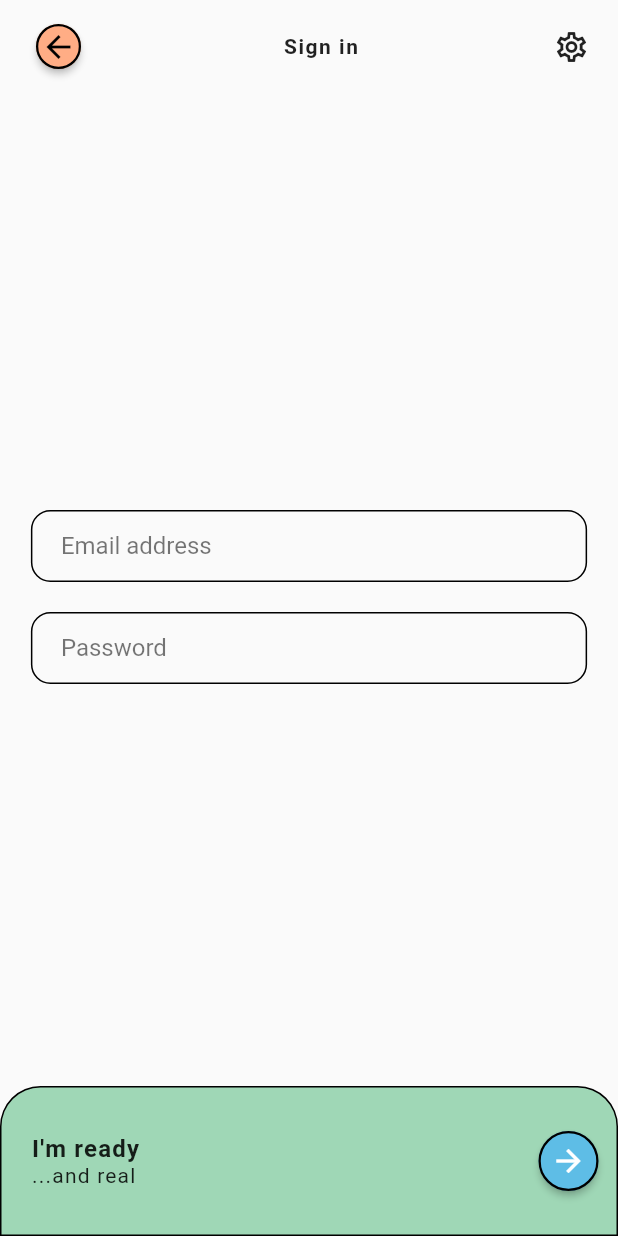
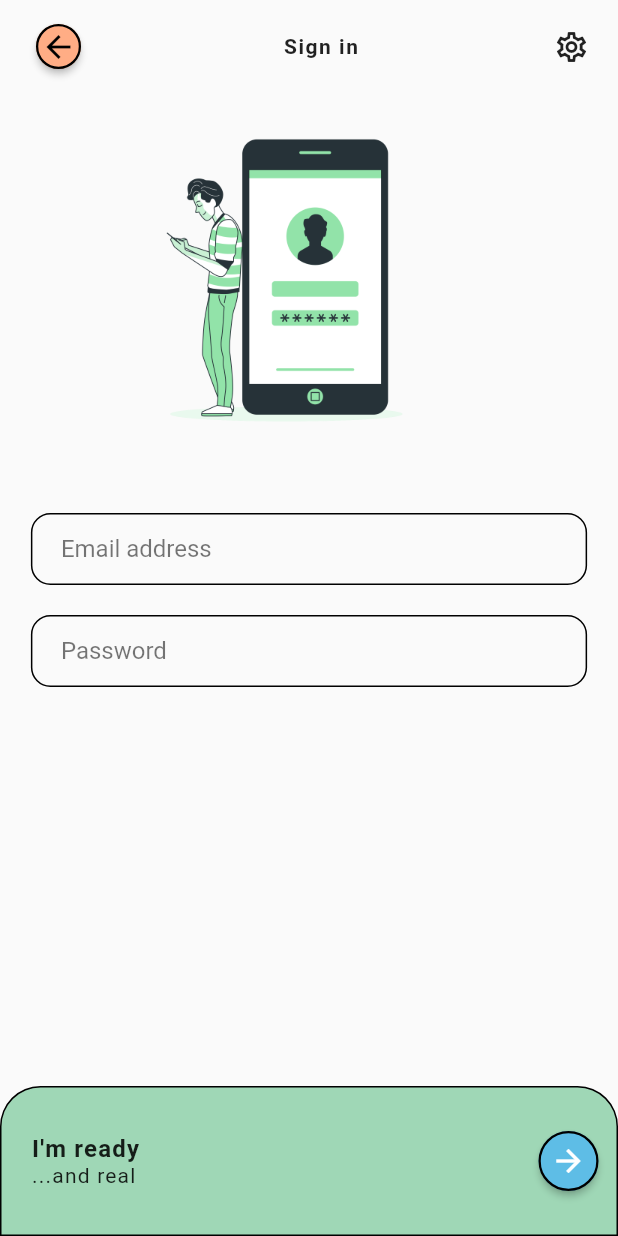
Before and after one commit to rragnarsd/chatz, a Flutter app: the screen it shows after launch, after a tap on "Sign in", on a phone screen of 412 x 824 dp. Run offline on Flutter 3.47's test engine with Material 2 defaults, Android fonts, the phone set to English and light mode, and no system bars; our stand-ins replace google_fonts; Roboto replaces fonts that are missing (Sarabun).

Commit message:
More refactoring

```diff
--- a/lib/screens/auth_screens/sign_in_screen.dart
+++ b/lib/screens/auth_screens/sign_in_screen.dart
@@ -16,19 +16,25 @@ class SignInScreen extends StatelessWidget {
           height: MediaQuery.of(context).size.height,
           child: Column(children: [
             const CustomAppBar(text: 'Sign in'),
-            const Spacer(),
-            Column(
-              mainAxisAlignment: MainAxisAlignment.center,
-              crossAxisAlignment: CrossAxisAlignment.center,
-              children: const [
-                SizedBox(height: 30),
-                AuthTextField(labelText: 'Email address'),
-                SizedBox(height: 20),
-                AuthTextField(labelText: 'Password'),
-                SizedBox(height: 20),
-              ],
+            Expanded(
+              child: SizedBox(
+                height: MediaQuery.of(context).size.height * 0.75,
+                width: MediaQuery.of(context).size.width * 0.9,
+                child: ListView(
+                  children: [
+                    Image.asset(
+                      'assets/login-bro.png',
+                      height: 250,
+                    ),
+                    const SizedBox(height: 30),
+                    const AuthTextField(labelText: 'Email address'),
+                    const SizedBox(height: 20),
+                    const AuthTextField(labelText: 'Password'),
+                    const SizedBox(height: 20),
+                  ],
+                ),
+              ),
             ),
-            const Spacer(),
             if (!isKeyboardVisible)
               const SignUpBottomBar(
                 mainText: 'I\'m ready',
--- a/lib/widgets/text_field.dart
+++ b/lib/widgets/text_field.dart
@@ -10,12 +10,7 @@ class AuthTextField extends StatelessWidget {
 
   @override
   Widget build(BuildContext context) {
-    return SizedBox(
-      width: MediaQuery.of(context).size.width * 0.9,
-      child: Form(
-          child: Column(
-        children: [
-          TextField(
+    return TextField(
       cursorColor: Colors.black,
       decoration: InputDecoration(
         labelText: labelText,
@@ -37,9 +32,6 @@ class AuthTextField extends StatelessWidget {
           ),
         ),
       ),
-          )
-        ],
-      )),
     );
   }
 }
--- a/pubspec.yaml
+++ b/pubspec.yaml
@@ -35,6 +35,7 @@ flutter:
      - assets/user-rafiki.png
      - assets/avatar.png
      - assets/arrow.png
+     - assets/login-bro.png
 
   # An image asset can refer to one or more resolution-specific "variants", see
   # https://flutter.dev/assets-and-images/#resolution-aware
```
Also changed, not shown: assets/login-bro.png (added). Lines whose indentation alone changed are shown as unchanged.
